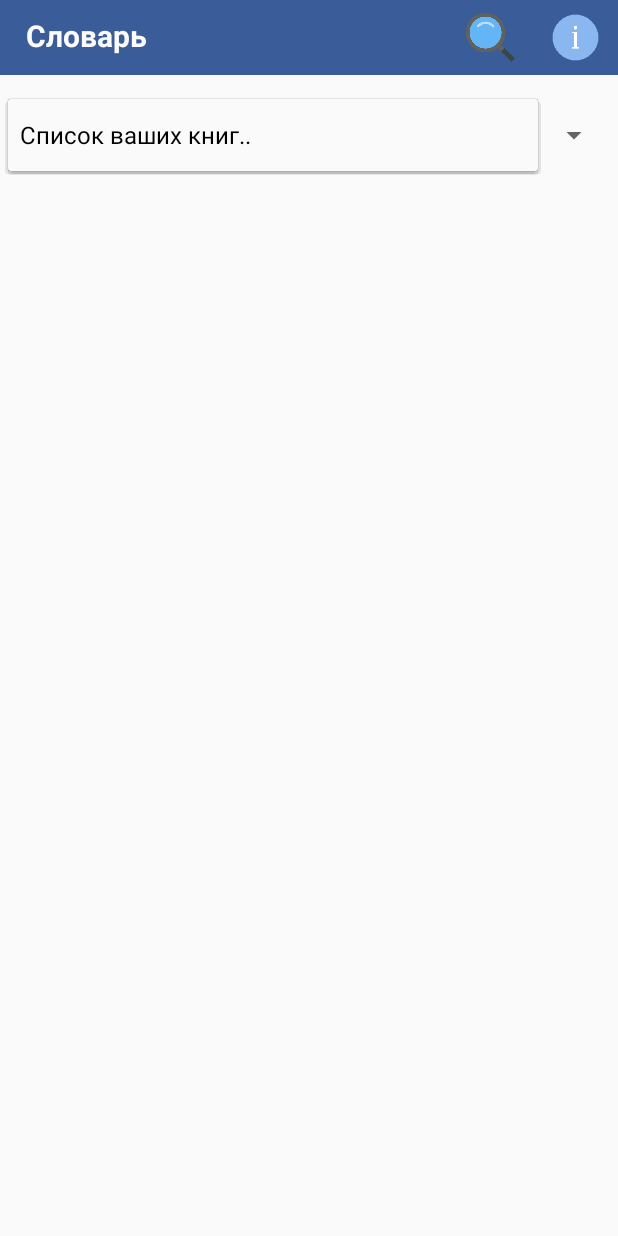
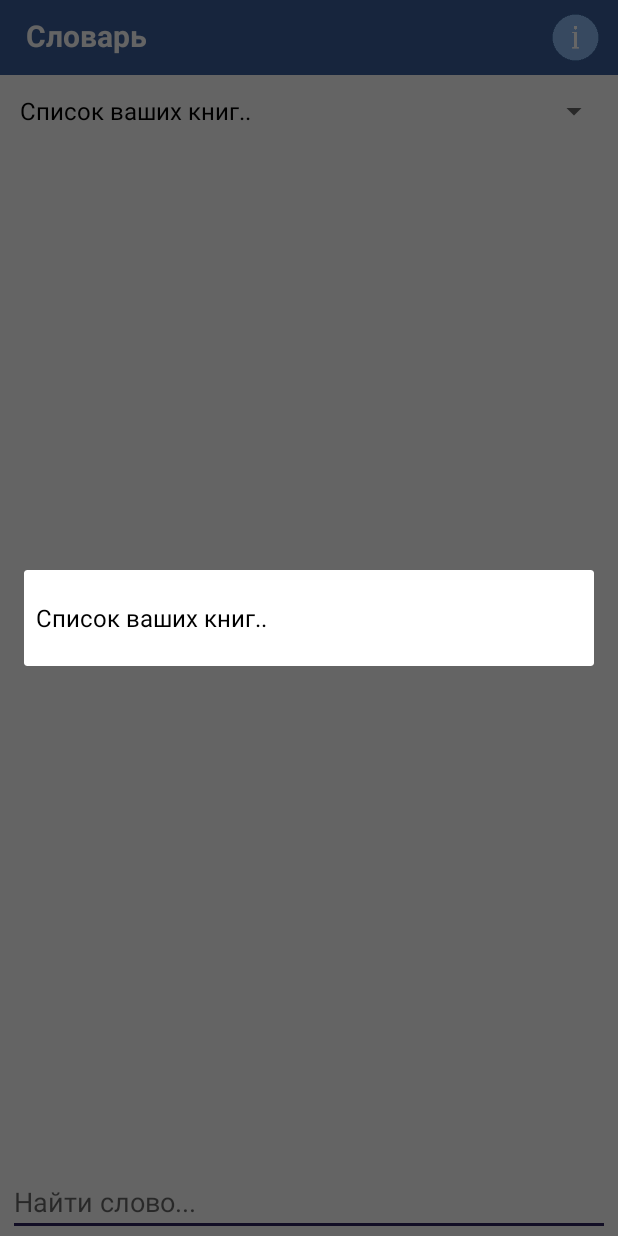
Before and after one commit to Orlinskas/BookRead, an Android app: the VocabularyActivity screen opened directly, with no data from a screen before it, after a tap on "Список ваших книг..", on a phone screen of 412 x 824 dp. Run offline under Robolectric (Android 15) with nearby library versions, the phone set to English and light mode, and no system bars.

Commit message:
добавлен поиск в словаре

```diff
--- a/app/src/main/res/layout/activity_vocabulary.xml
+++ b/app/src/main/res/layout/activity_vocabulary.xml
@@ -1,13 +1,15 @@
 <?xml version="1.0" encoding="utf-8"?>
 
-<TableLayout
+<RelativeLayout
     xmlns:android="http://schemas.android.com/apk/res/android"
     xmlns:app="http://schemas.android.com/apk/res-auto"
-    android:orientation="vertical"
+    xmlns:tools="http://schemas.android.com/tools"
     android:layout_width="fill_parent"
-    android:layout_height="fill_parent">
+    android:layout_height="fill_parent"
+    android:orientation="vertical">
 
     <LinearLayout
+        android:id="@+id/activity_vocabulary_ll_head"
         android:layout_width="wrap_content"
         android:layout_height="wrap_content"
         android:orientation="vertical">
@@ -33,20 +35,6 @@
                 android:textStyle="bold" />
 
             <ImageView
-                android:id="@+id/activity_vocabulary_iv_search"
-                android:layout_width="50dp"
-                android:layout_height="50dp"
-                android:layout_alignParentTop="true"
-                android:layout_alignParentEnd="true"
-                android:layout_marginTop="0dp"
-                android:layout_marginEnd="60dp"
-                android:clickable="true"
-                android:focusable="true"
-                android:onClick="searchButton"
-                android:padding="5dp"
-                app:srcCompat="@drawable/ic_file_manager_search" />
-
-            <ImageView
                 android:id="@+id/activity_vocabulary_iv_help"
                 android:layout_width="50dp"
                 android:layout_height="50dp"
@@ -64,29 +52,25 @@
 
         </RelativeLayout>
 
-        <ProgressBar
-            android:id="@+id/activity_vocabulary_pb"
-            style="?android:attr/progressBarStyleHorizontal"
-            android:layout_width="match_parent"
-            android:layout_height="wrap_content"
-            android:indeterminate="true" />
-
-        <LinearLayout
-            android:layout_width="match_parent"
-            android:layout_height="match_parent"
-            android:layout_marginBottom="5dp"
-            android:orientation="horizontal">
-
         <Spinner
             android:id="@+id/activity_vocabulary_sp"
             android:layout_width="match_parent"
             android:layout_height="wrap_content"
             android:layout_marginStart="5dp"
-                android:layout_marginEnd="5dp" />
-        </LinearLayout>
+            android:layout_marginEnd="5dp"
+            android:spinnerMode="dialog" />
 
     </LinearLayout>
 
+    <TableLayout xmlns:android="http://schemas.android.com/apk/res/android"
+        xmlns:app="http://schemas.android.com/apk/res-auto"
+        xmlns:tools="http://schemas.android.com/tools"
+        android:id="@+id/activity_vocabulary_tl"
+        android:layout_width="match_parent"
+        android:layout_height="match_parent"
+        android:layout_below="@+id/activity_vocabulary_ll_head"
+        android:layout_marginBottom="40dp"
+        android:orientation="vertical">
 
         <TableRow
             android:layout_width="match_parent"
@@ -94,9 +78,25 @@
 
             <ListView
                 android:id="@android:id/list"
-            android:layout_width="fill_parent"
-            android:layout_height="fill_parent"
+                android:layout_width="match_parent"
+                android:layout_height="match_parent"
                 android:layout_weight="2"
                 android:drawSelectorOnTop="false" />
         </TableRow>
+
     </TableLayout>
+
+    <EditText
+        android:id="@+id/activity_vocabulary_edit_text_search"
+        android:layout_width="match_parent"
+        android:layout_height="wrap_content"
+        android:layout_below="@+id/activity_vocabulary_tl"
+        android:layout_marginStart="5dp"
+        android:layout_marginTop="-40dp"
+        android:layout_marginEnd="5dp"
+        android:hint="Найти слово..."
+        android:inputType="text"
+        android:textColor="@color/colorAccent"
+        tools:ignore="Autofill,LabelFor" />
+
+</RelativeLayout>
```
Also changed, not shown: app/src/main/java/com/orlinskas/bookread/activities/VocabularyActivity.java (+58 -38 lines). Lines whose indentation alone changed are shown as unchanged.
